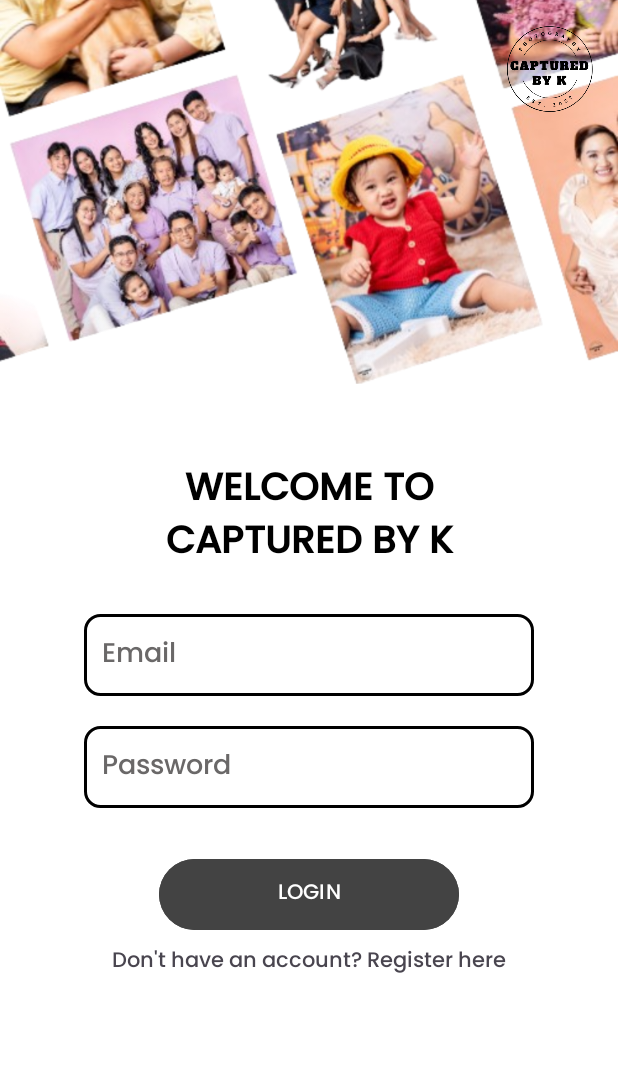
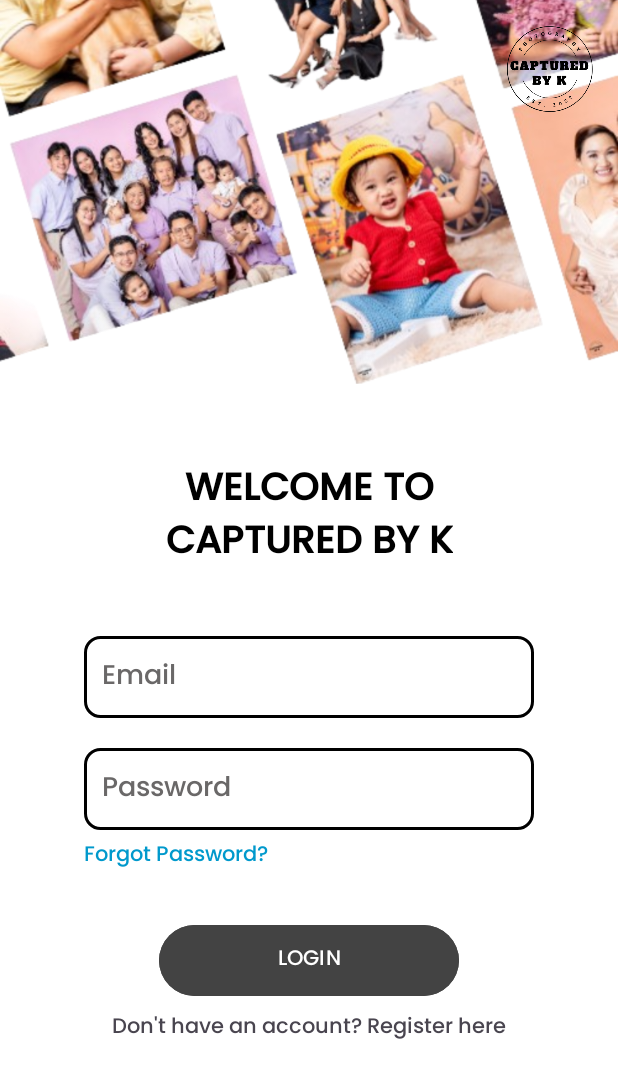
Before and after one commit to NotArdrey/PhotoStudioMobile, an Android app built with Jetpack Compose: the LoginActivity screen opened directly, with no data from a screen before it, on a phone screen of 412 x 824 dp. Shown: the top 1078 px of the screen. Run offline under Robolectric (Android 15) with nearby library versions, the phone set to English and light mode, and no system bars; our stand-ins replace Firebase (no records; nobody signed in at launch, a user with empty details on screens opened directly).

Commit message:
forgotpass

```diff
--- a/app/src/main/java/com/example/photostudio/LoginActivity.kt
+++ b/app/src/main/java/com/example/photostudio/LoginActivity.kt
@@ -9,6 +9,7 @@ import android.widget.EditText
 import android.widget.TextView
 import android.widget.Toast
 import androidx.appcompat.app.AppCompatActivity
+import com.google.firebase.auth.FirebaseAuth
 import com.google.firebase.firestore.FirebaseFirestore
 import java.security.MessageDigest
 import java.util.Date
@@ -19,8 +20,10 @@ class LoginActivity : AppCompatActivity() {
     private lateinit var passwordInput: EditText
     private lateinit var loginButton: Button
     private lateinit var registerLink: TextView
+    private lateinit var forgotPasswordLink: TextView
     private lateinit var sharedPreferences: SharedPreferences
     private lateinit var firestore: FirebaseFirestore
+    private lateinit var auth: FirebaseAuth
 
     data class User(
         val uid: String = "",
@@ -38,7 +41,7 @@ class LoginActivity : AppCompatActivity() {
         setContentView(R.layout.activity_login)
 
         initializeViews()
-        initializeFirestore()
+        initializeFirebase()
         handleDeepLink(intent?.data)
         setupClickListeners()
     }
@@ -48,11 +51,13 @@ class LoginActivity : AppCompatActivity() {
         passwordInput = findViewById(R.id.passwordInput)
         loginButton = findViewById(R.id.loginButton)
         registerLink = findViewById(R.id.registerLink)
+        forgotPasswordLink = findViewById(R.id.forgotPassword) // Added forgot password textview
         sharedPreferences = getSharedPreferences("UserPrefs", MODE_PRIVATE)
     }
 
-    private fun initializeFirestore() {
+    private fun initializeFirebase() {
         firestore = FirebaseFirestore.getInstance()
+        auth = FirebaseAuth.getInstance() // Initialize Firebase Authentication
     }
 
     private fun setupClickListeners() {
@@ -62,11 +67,13 @@ class LoginActivity : AppCompatActivity() {
         registerLink.setOnClickListener {
             startActivity(Intent(this, RegisterActivity::class.java))
         }
+        forgotPasswordLink.setOnClickListener {
+            handleForgotPassword()
+        }
     }
 
     private fun handleDeepLink(data: Uri?) {
         data?.let { uri ->
-            // Expecting a link like: https://www.yourapp.com/verify?uid=USER_ID
             val uid = uri.getQueryParameter("uid")
             if (uid != null) {
                 verifyEmail(uid)
@@ -101,7 +108,6 @@ class LoginActivity : AppCompatActivity() {
             }
         }
 
-        // Hardcoded testing credentials: bypass Firestore if email and password are test values
         if (email == "test@example.com" && password == "test") {
             val dummyUser = User(
                 uid = "test_uid",
@@ -155,6 +161,23 @@ class LoginActivity : AppCompatActivity() {
             }
     }
 
+    private fun handleForgotPassword() {
+        val email = emailInput.text.toString().trim()
+
+        if (email.isEmpty()) {
+            emailInput.error = "Enter your email to reset password"
+            return
+        }
+
+        auth.sendPasswordResetEmail(email)
+            .addOnSuccessListener {
+                showToast("Password reset email sent. Check your inbox.")
+            }
+            .addOnFailureListener { e ->
+                showError("Failed to send reset email: ${e.message}")
+            }
+    }
+
     private fun hashPassword(password: String): String {
         val md = MessageDigest.getInstance("SHA-256")
         val digest = md.digest(password.toByteArray(Charsets.UTF_8))
--- a/app/src/main/res/layout/activity_login.xml
+++ b/app/src/main/res/layout/activity_login.xml
@@ -5,6 +5,7 @@
     android:layout_height="match_parent"
     android:background="@color/white">
 
+    <!-- Header Image -->
     <ImageView
         android:id="@+id/imageCollage"
         android:layout_width="match_parent"
@@ -13,6 +14,7 @@
         android:src="@drawable/img"
         app:layout_constraintTop_toTopOf="parent" />
 
+    <!-- Logo -->
     <ImageView
         android:id="@+id/logoImage"
         android:layout_width="60dp"
@@ -23,10 +25,11 @@
         app:layout_constraintTop_toTopOf="parent"
         app:layout_constraintEnd_toEndOf="parent" />
 
+    <!-- Welcome Text -->
     <TextView
         android:id="@+id/welcomeText"
-        android:layout_width="306dp"
-        android:layout_height="63dp"
+        android:layout_width="wrap_content"
+        android:layout_height="wrap_content"
         android:layout_marginTop="50dp"
         android:gravity="center"
         android:text="@string/welcome_to_ncaptured_by_k"
@@ -37,6 +40,7 @@
         app:layout_constraintStart_toStartOf="parent"
         app:layout_constraintEnd_toEndOf="parent" />
 
+    <!-- Email Input -->
     <EditText
         android:id="@+id/emailInput"
         android:layout_width="300dp"
@@ -52,6 +56,7 @@
         app:layout_constraintStart_toStartOf="parent"
         app:layout_constraintEnd_toEndOf="parent" />
 
+    <!-- Password Input -->
     <EditText
         android:id="@+id/passwordInput"
         android:layout_width="300dp"
@@ -67,6 +72,21 @@
         app:layout_constraintStart_toStartOf="parent"
         app:layout_constraintEnd_toEndOf="parent" />
 
+    <!-- Forgot Password Link (Aligned Left) -->
+    <TextView
+        android:id="@+id/forgotPassword"
+        android:layout_width="wrap_content"
+        android:layout_height="wrap_content"
+        android:text="Forgot Password?"
+        android:textSize="14sp"
+        android:textColor="@android:color/holo_blue_dark"
+        android:layout_marginTop="5dp"
+        android:clickable="true"
+        android:focusable="true"
+        app:layout_constraintTop_toBottomOf="@id/passwordInput"
+        app:layout_constraintStart_toStartOf="@id/passwordInput" />
+
+    <!-- Login Button -->
     <Button
         android:id="@+id/loginButton"
         android:layout_width="200dp"
@@ -75,19 +95,20 @@
         android:backgroundTint="#434343"
         android:text="@string/login"
         android:textColor="@android:color/white"
-        app:layout_constraintTop_toBottomOf="@id/passwordInput"
+        app:layout_constraintTop_toBottomOf="@id/forgotPassword"
         app:layout_constraintStart_toStartOf="parent"
         app:layout_constraintEnd_toEndOf="parent" />
 
+    <!-- Register Link -->
     <TextView
         android:id="@+id/registerLink"
         android:layout_width="wrap_content"
         android:layout_height="wrap_content"
         android:text="@string/don_t_have_an_account_register_here"
         android:textSize="14sp"
+        android:layout_marginTop="5dp"
         app:layout_constraintTop_toBottomOf="@id/loginButton"
         app:layout_constraintStart_toStartOf="parent"
-        app:layout_constraintEnd_toEndOf="parent"
-        android:layout_marginTop="5dp" />
+        app:layout_constraintEnd_toEndOf="parent" />
 
 </androidx.constraintlayout.widget.ConstraintLayout>
```
